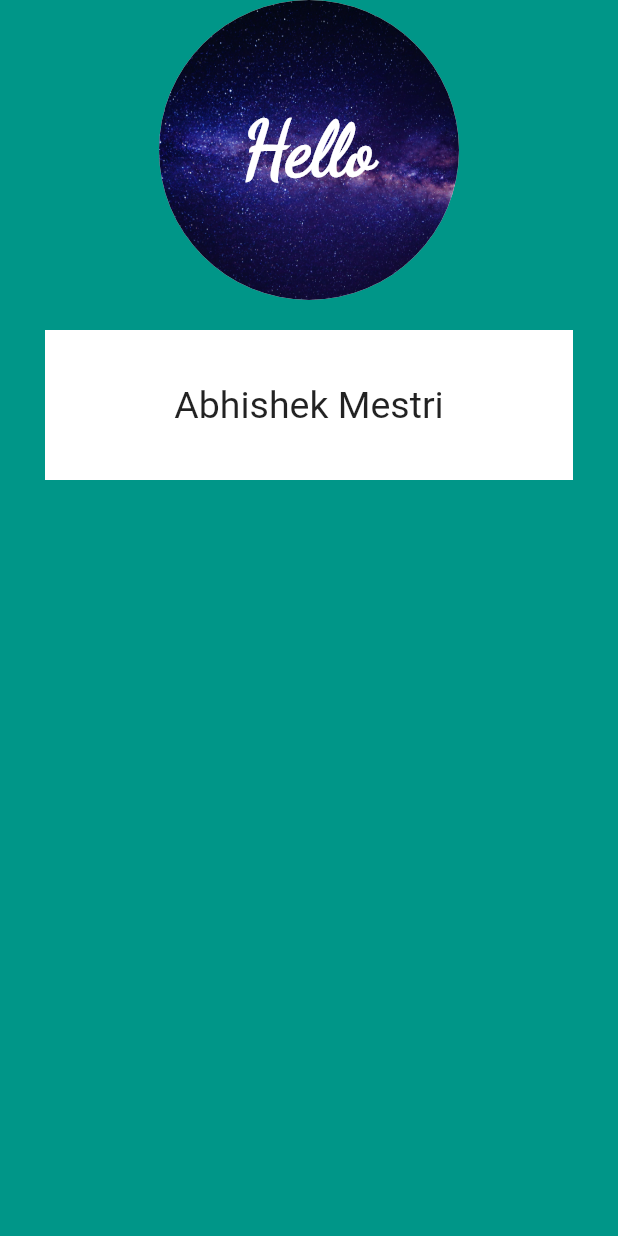
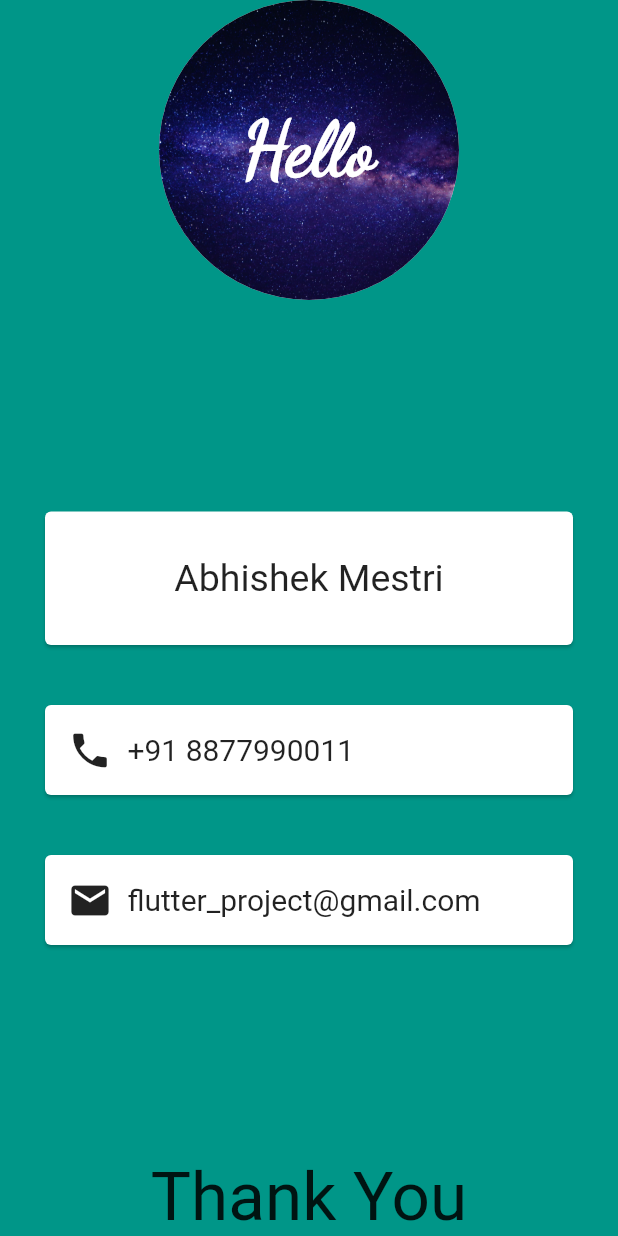
Before and after one commit to abhimestri/info_card, a Flutter app: the screen it shows after launch, on a phone screen of 412 x 824 dp. Run offline on Flutter 3.47's test engine with Material 2 defaults, Android fonts, the phone set to English and light mode, and no system bars; Roboto replaces fonts that are missing (Tegomin).

Commit message:
Final Submission

```diff
--- a/lib/main.dart
+++ b/lib/main.dart
@@ -12,6 +12,7 @@ class MyApp extends StatelessWidget{
         backgroundColor: Colors.teal,
         body: SafeArea(
           child: Column(
+            mainAxisAlignment: MainAxisAlignment.spaceBetween,
             children: [
               Center(
                 child: CircleAvatar(
@@ -29,14 +30,17 @@ class MyApp extends StatelessWidget{
                   backgroundImage: AssetImage("images/space.jpg"),
                 ),
               ),
+              Container(
+                child : Column(
+                  children: [
                     Center(
-                child: Container(
+                      child: Card(
                         color: Colors.white,
-                  width: double.infinity,
-                  height: 100,
                         margin: EdgeInsets.symmetric(vertical:
                         20, horizontal: 30),
                         child: Center(
+                          child: Padding(
+                            padding: const EdgeInsets.all(30.0),
                             child: Text(
                               "Abhishek Mestri",
                               style: TextStyle(
@@ -46,6 +50,69 @@ class MyApp extends StatelessWidget{
                             ),
                           ),
                         ),
+                      ),
+                    ),
+                    Card(
+                        color: Colors.white,
+                        margin: EdgeInsets.symmetric(vertical: 20,horizontal: 30),
+                        child : Padding(
+                          padding: const EdgeInsets.all(15.0),
+                          child: Row(
+                            children: [
+                              Icon(
+                                Icons.phone,
+                                size: 30,
+                              ),
+                              SizedBox(
+                                width: 10,
+                              ),
+                              Text(
+                                "+91 8877990011",
+                                style: TextStyle(
+                                    fontSize: 20,
+                                    fontFamily: 'Tegomin'
+                                ),
+                              )
+                            ],
+                          ),
+                        )
+                    ),
+                    Card(
+                        color: Colors.white,
+                        margin: EdgeInsets.symmetric(vertical: 20,horizontal: 30),
+                        child:Padding(
+                          padding: const EdgeInsets.all(15.0),
+                          child: Row(
+                            children: [
+                              Icon(
+                                Icons.email,
+                                size: 30,
+                              ),
+                              SizedBox(
+                                width: 10,
+                              ),
+                              Text(
+                                "flutter_project@gmail.com",
+                                style: TextStyle(
+                                    fontSize: 20,
+                                    fontFamily: 'Tegomin'
+                                ),
+                              )
+                            ],
+                          ),
+                        )
+                    ),
+                  ],
+                )
+              ),
+              Center(
+                child: Text(
+                  "Thank You",
+                  style : TextStyle(
+                    fontSize: 45,
+                    fontFamily: 'Tegomin',
+                  )
+                ),
               )
             ],
           ),
```
Lines whose indentation alone changed are shown as unchanged.
